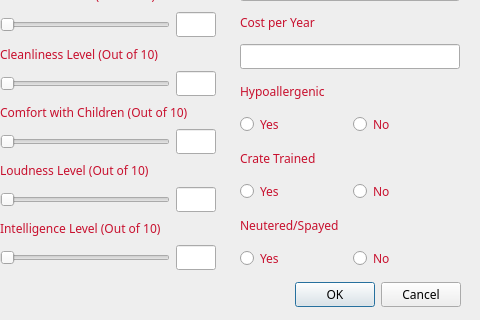
cameronhawtin/Animal-Farm-cuACS, file cuACS/addanimal.ui: the form before one commit; both pictures show x 250 to 730 and y 141 to 461 of the 730 by 461 pixel window.
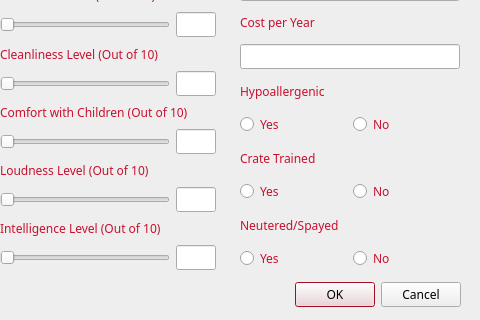
The form after the commit.

The edit to the form file:
```diff
--- a/cuACS/addanimal.ui
+++ b/cuACS/addanimal.ui
@@ -22,6 +22,15 @@
        </color>
       </brush>
      </colorrole>
+     <colorrole role="Text">
+      <brush brushstyle="SolidPattern">
+       <color alpha="255">
+        <red>0</red>
+        <green>0</green>
+        <blue>0</blue>
+       </color>
+      </brush>
+     </colorrole>
      <colorrole role="Base">
       <brush brushstyle="SolidPattern">
        <color alpha="255">
@@ -40,6 +49,15 @@
        </color>
       </brush>
      </colorrole>
+     <colorrole role="Highlight">
+      <brush brushstyle="SolidPattern">
+       <color alpha="255">
+        <red>200</red>
+        <green>16</green>
+        <blue>46</blue>
+       </color>
+      </brush>
+     </colorrole>
     </active>
     <inactive>
      <colorrole role="WindowText">
@@ -51,6 +69,15 @@
        </color>
       </brush>
      </colorrole>
+     <colorrole role="Text">
+      <brush brushstyle="SolidPattern">
+       <color alpha="255">
+        <red>0</red>
+        <green>0</green>
+        <blue>0</blue>
+       </color>
+      </brush>
+     </colorrole>
      <colorrole role="Base">
       <brush brushstyle="SolidPattern">
        <color alpha="255">
@@ -69,6 +96,15 @@
        </color>
       </brush>
      </colorrole>
+     <colorrole role="Highlight">
+      <brush brushstyle="SolidPattern">
+       <color alpha="255">
+        <red>200</red>
+        <green>16</green>
+        <blue>46</blue>
+       </color>
+      </brush>
+     </colorrole>
     </inactive>
     <disabled>
      <colorrole role="WindowText">
@@ -80,6 +116,15 @@
        </color>
       </brush>
      </colorrole>
+     <colorrole role="Text">
+      <brush brushstyle="SolidPattern">
+       <color alpha="255">
+        <red>0</red>
+        <green>0</green>
+        <blue>0</blue>
+       </color>
+      </brush>
+     </colorrole>
      <colorrole role="Base">
       <brush brushstyle="SolidPattern">
        <color alpha="255">
@@ -98,6 +143,15 @@
        </color>
       </brush>
      </colorrole>
+     <colorrole role="Highlight">
+      <brush brushstyle="SolidPattern">
+       <color alpha="255">
+        <red>145</red>
+        <green>141</green>
+        <blue>126</blue>
+       </color>
+      </brush>
+     </colorrole>
     </disabled>
    </palette>
   </property>
```
